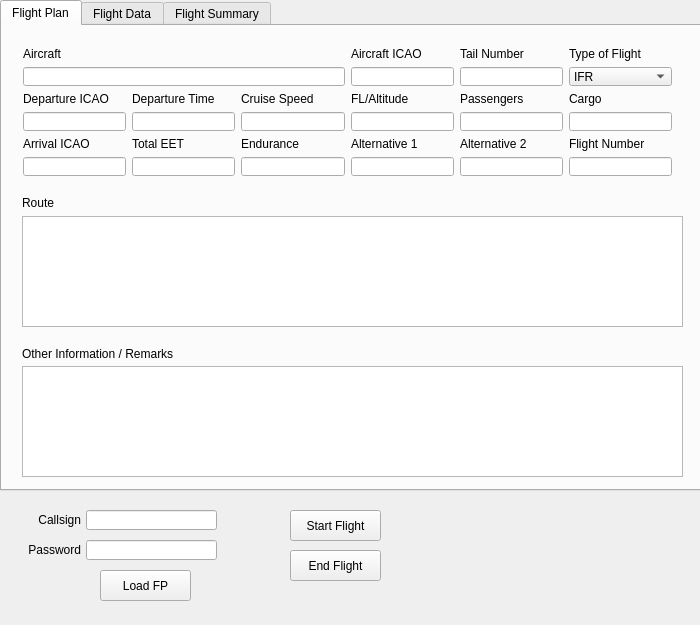
Above: mainwindow.ui from Maeyanie/OAACARS before the change. Below: the same form after it.
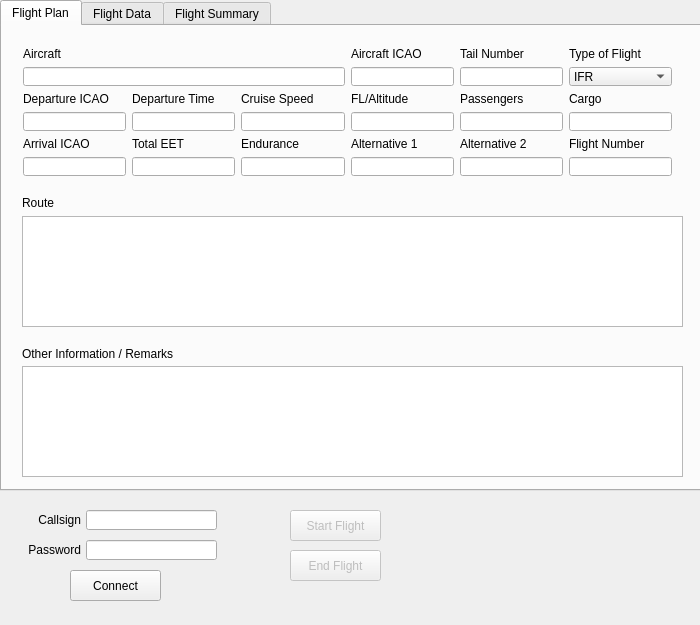
That is the form after the change.

Commit message: More fixes after another test flight.

```diff
--- a/mainwindow.ui
+++ b/mainwindow.ui
@@ -600,17 +600,20 @@
    <widget class="QPushButton" name="connectButton">
     <property name="geometry">
      <rect>
-      <x>100</x>
+      <x>70</x>
       <y>570</y>
       <width>91</width>
       <height>31</height>
      </rect>
     </property>
     <property name="text">
-     <string>Load FP</string>
+     <string>Connect</string>
     </property>
    </widget>
    <widget class="QPushButton" name="startButton">
+    <property name="enabled">
+     <bool>false</bool>
+    </property>
     <property name="geometry">
      <rect>
       <x>290</x>
@@ -624,6 +627,9 @@
     </property>
    </widget>
    <widget class="QPushButton" name="endButton">
+    <property name="enabled">
+     <bool>false</bool>
+    </property>
     <property name="geometry">
      <rect>
       <x>290</x>
```
The commit also changes 1 other file.
